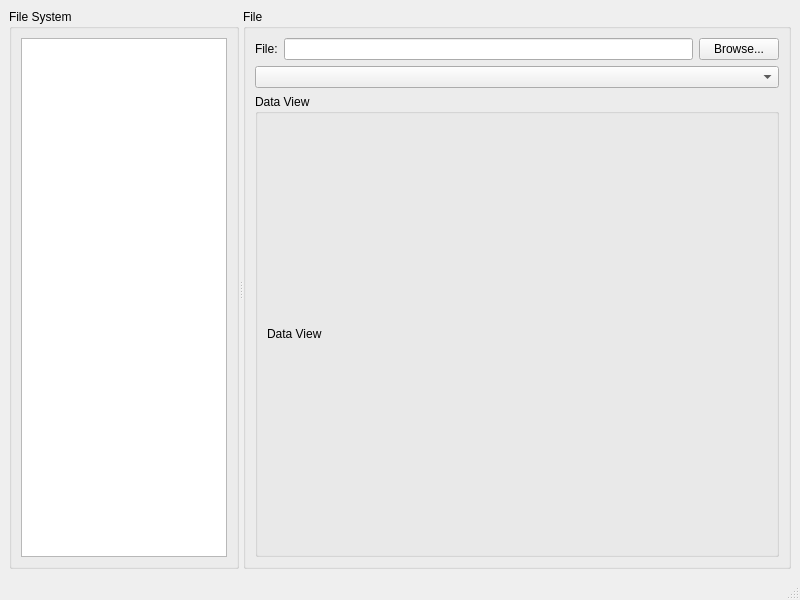
Old version of the form data_browser.ui in the repository vfolfbt7330jordanjacobs/ScopeFoundry.
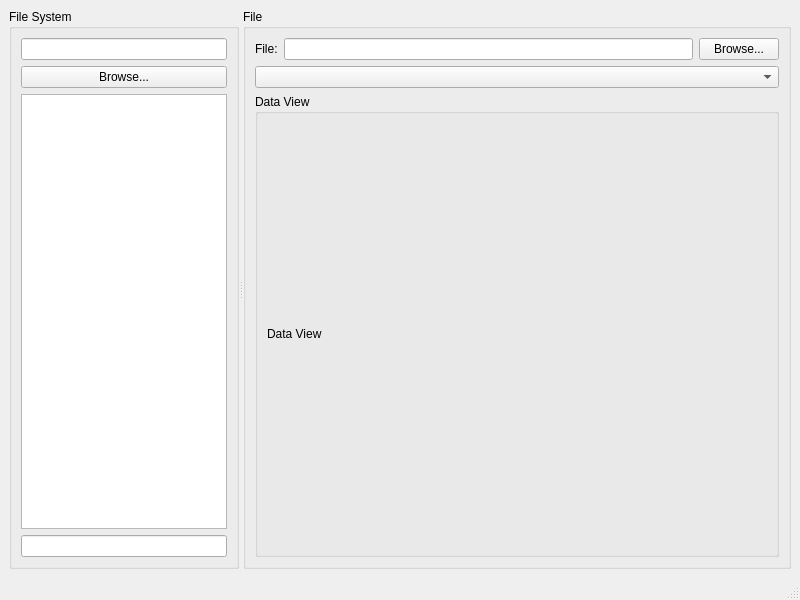
New version of the form.

Commit message: DataBrowser: add file_filter and browser_dir settings

```diff
--- a/data_browser.ui
+++ b/data_browser.ui
@@ -25,9 +25,22 @@
         <string>File System</string>
        </property>
        <layout class="QGridLayout" name="gridLayout">
+        <item row="1" column="0">
+         <widget class="QPushButton" name="browse_dir_browse_pushButton">
+          <property name="text">
+           <string>Browse...</string>
+          </property>
+         </widget>
+        </item>
         <item row="0" column="0">
+         <widget class="QLineEdit" name="browse_dir_lineEdit"/>
+        </item>
+        <item row="2" column="0">
          <widget class="QTreeView" name="treeView"/>
         </item>
+        <item row="3" column="0">
+         <widget class="QLineEdit" name="file_filter_lineEdit"/>
+        </item>
        </layout>
       </widget>
       <widget class="QGroupBox" name="groupBox">
```
The commit also changes 1 other file.
